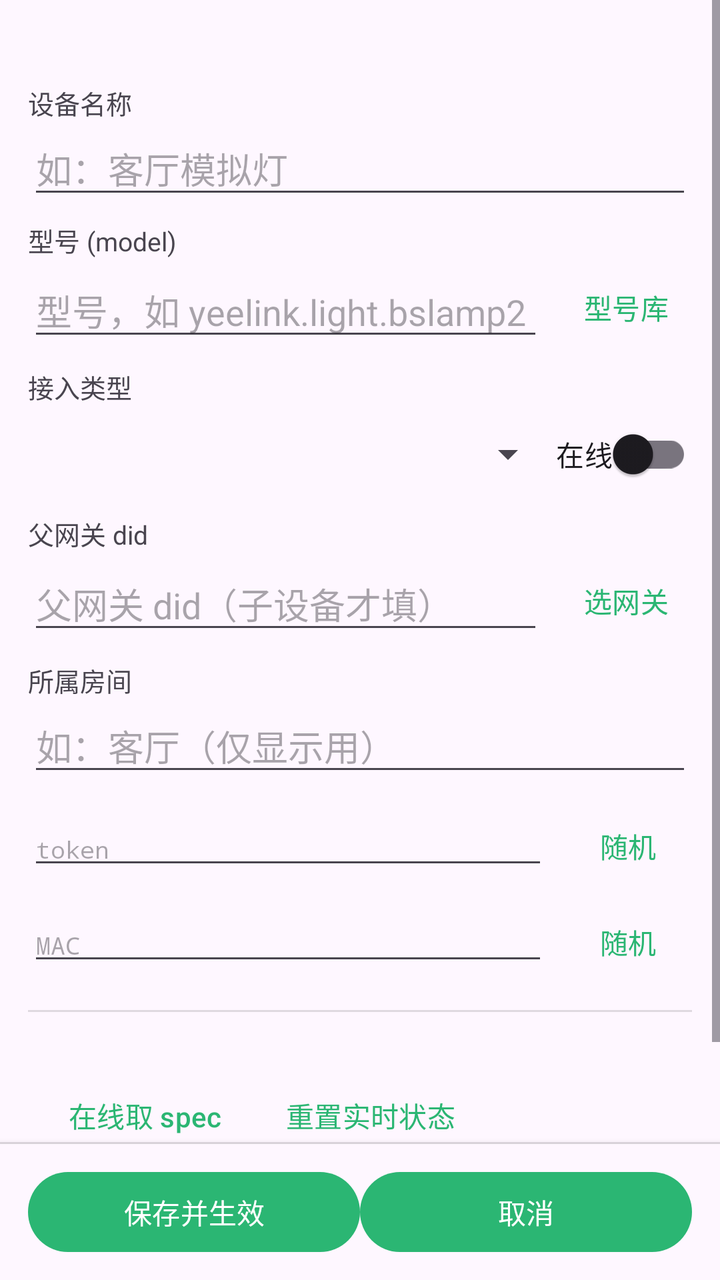
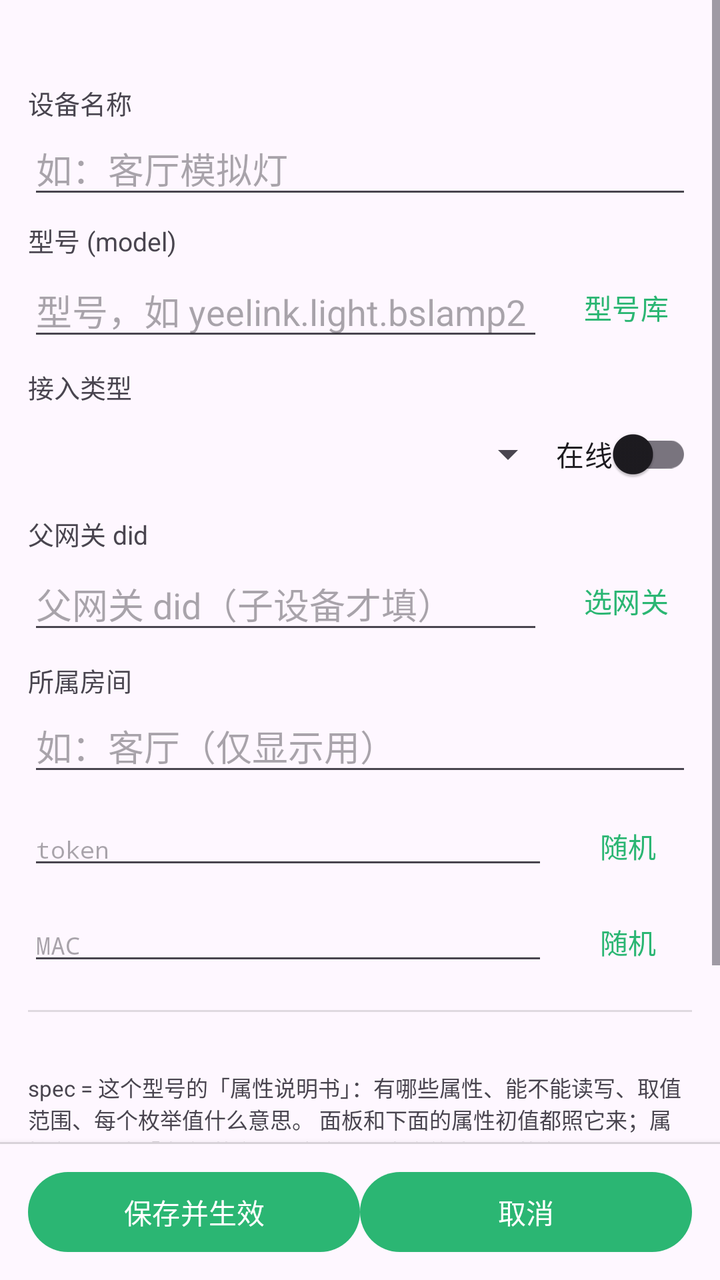

Screens rendered from an Android XML layout before and after an edit, with the pre-edit source and the edit as a unified diff.
<!-- AndroidManifest.xml: application theme Theme.MijiaSim -->
<!-- res/layout/activity_device_edit.xml -->
<?xml version="1.0" encoding="utf-8"?>
<LinearLayout xmlns:android="http://schemas.android.com/apk/res/android"
    android:layout_width="match_parent"
    android:layout_height="match_parent"
    android:orientation="vertical">

    <ScrollView
        android:layout_width="match_parent"
        android:layout_height="0dp"
        android:layout_weight="1"
        android:fillViewport="true">

        <LinearLayout
            android:layout_width="match_parent"
            android:layout_height="wrap_content"
            android:orientation="vertical"
            android:padding="14dp">

            <TextView
                android:id="@+id/edit_did"
                android:layout_width="match_parent"
                android:layout_height="wrap_content"
                android:fontFamily="monospace"
                android:textSize="13sp" />

            <TextView
                android:layout_width="match_parent"
                android:layout_height="wrap_content"
                android:paddingTop="10dp"
                android:text="@string/label_name"
                android:textSize="13sp" />

            <EditText
                android:id="@+id/input_name"
                android:layout_width="match_parent"
                android:layout_height="wrap_content"
                android:hint="@string/hint_name"
                android:inputType="text"
                android:maxLines="1" />

            <TextView
                android:layout_width="match_parent"
                android:layout_height="wrap_content"
                android:paddingTop="6dp"
                android:text="@string/label_model"
                android:textSize="13sp" />

            <LinearLayout
                android:layout_width="match_parent"
                android:layout_height="wrap_content"
                android:gravity="center_vertical"
                android:orientation="horizontal">

                <EditText
                    android:id="@+id/input_model"
                    android:layout_width="0dp"
                    android:layout_height="wrap_content"
                    android:layout_weight="1"
                    android:hint="@string/hint_model"
                    android:inputType="text"
                    android:maxLines="1" />

                <Button
                    android:id="@+id/btn_pick_model"
                    style="?android:attr/buttonBarButtonStyle"
                    android:layout_width="wrap_content"
                    android:layout_height="wrap_content"
                    android:text="@string/action_pick_model" />
            </LinearLayout>

            <TextView
                android:layout_width="match_parent"
                android:layout_height="wrap_content"
                android:paddingTop="6dp"
                android:text="@string/label_type"
                android:textSize="13sp" />

            <LinearLayout
                android:layout_width="match_parent"
                android:layout_height="wrap_content"
                android:gravity="center_vertical"
                android:orientation="horizontal">

                <Spinner
                    android:id="@+id/spinner_type"
                    android:layout_width="0dp"
                    android:layout_height="wrap_content"
                    android:layout_weight="1" />

                <androidx.appcompat.widget.SwitchCompat
                    android:id="@+id/switch_online"
                    android:layout_width="wrap_content"
                    android:layout_height="wrap_content"
                    android:text="@string/label_online" />
            </LinearLayout>

            <TextView
                android:id="@+id/label_parent_row"
                android:layout_width="match_parent"
                android:layout_height="wrap_content"
                android:paddingTop="6dp"
                android:text="@string/label_parent_gateway"
                android:textSize="13sp" />

            <LinearLayout
                android:id="@+id/parent_row"
                android:layout_width="match_parent"
                android:layout_height="wrap_content"
                android:gravity="center_vertical"
                android:orientation="horizontal">

                <EditText
                    android:id="@+id/input_parent_did"
                    android:layout_width="0dp"
                    android:layout_height="wrap_content"
                    android:layout_weight="1"
                    android:hint="@string/hint_parent_did"
                    android:inputType="number"
                    android:maxLines="1" />

                <Button
                    android:id="@+id/btn_pick_parent"
                    style="?android:attr/buttonBarButtonStyle"
                    android:layout_width="wrap_content"
                    android:layout_height="wrap_content"
                    android:text="@string/action_pick_gateway" />
            </LinearLayout>

            <TextView
                android:layout_width="match_parent"
                android:layout_height="wrap_content"
                android:paddingTop="6dp"
                android:text="@string/label_room"
                android:textSize="13sp" />

            <EditText
                android:id="@+id/input_room"
                android:layout_width="match_parent"
                android:layout_height="wrap_content"
                android:hint="@string/hint_room"
                android:inputType="text"
                android:maxLines="1" />

            <LinearLayout
                android:layout_width="match_parent"
                android:layout_height="wrap_content"
                android:gravity="center_vertical"
                android:orientation="horizontal"
                android:paddingTop="6dp">

                <EditText
                    android:id="@+id/input_token"
                    android:layout_width="0dp"
                    android:layout_height="wrap_content"
                    android:layout_weight="1"
                    android:fontFamily="monospace"
                    android:hint="@string/label_token"
                    android:inputType="textCapCharacters"
                    android:maxLines="1"
                    android:textSize="12sp" />

                <Button
                    android:id="@+id/btn_token"
                    style="?android:attr/buttonBarButtonStyle"
                    android:layout_width="wrap_content"
                    android:layout_height="wrap_content"
                    android:text="@string/action_random" />
            </LinearLayout>

            <LinearLayout
                android:layout_width="match_parent"
                android:layout_height="wrap_content"
                android:gravity="center_vertical"
                android:orientation="horizontal">

                <EditText
                    android:id="@+id/input_mac"
                    android:layout_width="0dp"
                    android:layout_height="wrap_content"
                    android:layout_weight="1"
                    android:fontFamily="monospace"
                    android:hint="@string/label_mac"
                    android:inputType="textCapCharacters"
                    android:maxLines="1"
                    android:textSize="12sp" />

                <Button
                    android:id="@+id/btn_mac"
                    style="?android:attr/buttonBarButtonStyle"
                    android:layout_width="wrap_content"
                    android:layout_height="wrap_content"
                    android:text="@string/action_random" />
            </LinearLayout>

            <View
                android:layout_width="match_parent"
                android:layout_height="1dp"
                android:layout_marginTop="10dp"
                android:layout_marginBottom="10dp"
                android:background="?android:attr/listDivider" />

            <TextView
                android:id="@+id/spec_summary"
                android:layout_width="match_parent"
                android:layout_height="wrap_content"
                android:textSize="13sp" />

            <LinearLayout
                android:layout_width="match_parent"
                android:layout_height="wrap_content"
                android:gravity="center_vertical"
                android:orientation="horizontal">

                <Button
                    android:id="@+id/btn_fetch_spec"
                    style="?android:attr/buttonBarButtonStyle"
                    android:layout_width="wrap_content"
                    android:layout_height="wrap_content"
                    android:text="@string/action_fetch_spec_online" />

                <Button
                    android:id="@+id/btn_reset_state"
                    style="?android:attr/buttonBarButtonStyle"
                    android:layout_width="wrap_content"
                    android:layout_height="wrap_content"
                    android:text="@string/action_reset_state" />
            </LinearLayout>

            <TextView
                android:layout_width="match_parent"
                android:layout_height="wrap_content"
                android:paddingTop="8dp"
                android:text="@string/label_props"
                android:textSize="15sp"
                android:textStyle="bold" />

            <LinearLayout
                android:id="@+id/prop_container"
                android:layout_width="match_parent"
                android:layout_height="wrap_content"
                android:orientation="vertical" />

        </LinearLayout>
    </ScrollView>

    
    <View
        android:layout_width="match_parent"
        android:layout_height="1dp"
        android:background="?android:attr/listDivider" />

    <LinearLayout
        android:id="@+id/bottom_action_bar"
        android:layout_width="match_parent"
        android:layout_height="wrap_content"
        android:background="?android:attr/windowBackground"
        android:elevation="8dp"
        android:gravity="center_vertical"
        android:orientation="horizontal"
        android:paddingStart="14dp"
        android:paddingTop="10dp"
        android:paddingEnd="14dp"
        android:paddingBottom="10dp">

        <Button
            android:id="@+id/btn_save"
            android:layout_width="0dp"
            android:layout_height="wrap_content"
            android:layout_weight="1"
            android:text="@string/action_save" />

        <Button
            android:id="@+id/btn_cancel"
            android:layout_width="0dp"
            android:layout_height="wrap_content"
            android:layout_weight="1"
            android:text="@string/action_cancel" />
    </LinearLayout>
</LinearLayout>
<!-- resources referenced by this layout -->
<resources>
  <string name="action_cancel">取消</string>
  <string name="action_fetch_spec_online">在线取 spec</string>
  <string name="action_pick_gateway">选网关</string>
  <string name="action_pick_model">型号库</string>
  <string name="action_random">随机</string>
  <string name="action_reset_state">重置实时状态</string>
  <string name="action_save">保存并生效</string>
  <string name="hint_model">型号，如 yeelink.light.bslamp2</string>
  <string name="hint_name">如：客厅模拟灯</string>
  <string name="hint_parent_did">父网关 did（子设备才填）</string>
  <string name="hint_room">如：客厅（仅显示用）</string>
  <string name="label_mac">MAC</string>
  <string name="label_model">型号 (model)</string>
  <string name="label_name">设备名称</string>
  <string name="label_online">在线</string>
  <string name="label_parent_gateway">父网关 did</string>
  <string name="label_props">属性初值</string>
  <string name="label_room">所属房间</string>
  <string name="label_token">token</string>
  <string name="label_type">接入类型</string>
  <style name="Theme.MijiaSim" parent="Theme.Material3.DayNight">
          <item name="colorPrimary">@color/accent</item>
          <item name="android:statusBarColor">@android:color/transparent</item>
      </style>
  <color name="accent">#FF2bb673</color>
</resources>

<!-- the commit's change to res/layout/activity_device_edit.xml (unified diff, before → after) -->
@@ -204,6 +204,14 @@
                 android:layout_width="match_parent"
                 android:layout_height="wrap_content"
                 android:textSize="13sp" />
+
+            
+            <TextView
+                android:layout_width="match_parent"
+                android:layout_height="wrap_content"
+                android:paddingTop="2dp"
+                android:text="@string/hint_spec_what"
+                android:textSize="11sp" />
 
             <LinearLayout
                 android:layout_width="match_parent"
<!-- resource entries referenced after the edit -->
@@ -11,6 +11,8 @@
   <string name="hint_name">如：客厅模拟灯</string>
   <string name="hint_parent_did">父网关 did（子设备才填）</string>
   <string name="hint_room">如：客厅（仅显示用）</string>
+  <string name="hint_spec_what">spec = 这个型号的「属性说明书」：有哪些属性、能不能读写、取值范围、每个枚举值什么意思。
+          面板和下面的属性初值都照它来；属性名显示成「中文(英文)」，官方没给中文的才只留英文。</string>
   <string name="label_mac">MAC</string>
   <string name="label_model">型号 (model)</string>
   <string name="label_name">设备名称</string>
